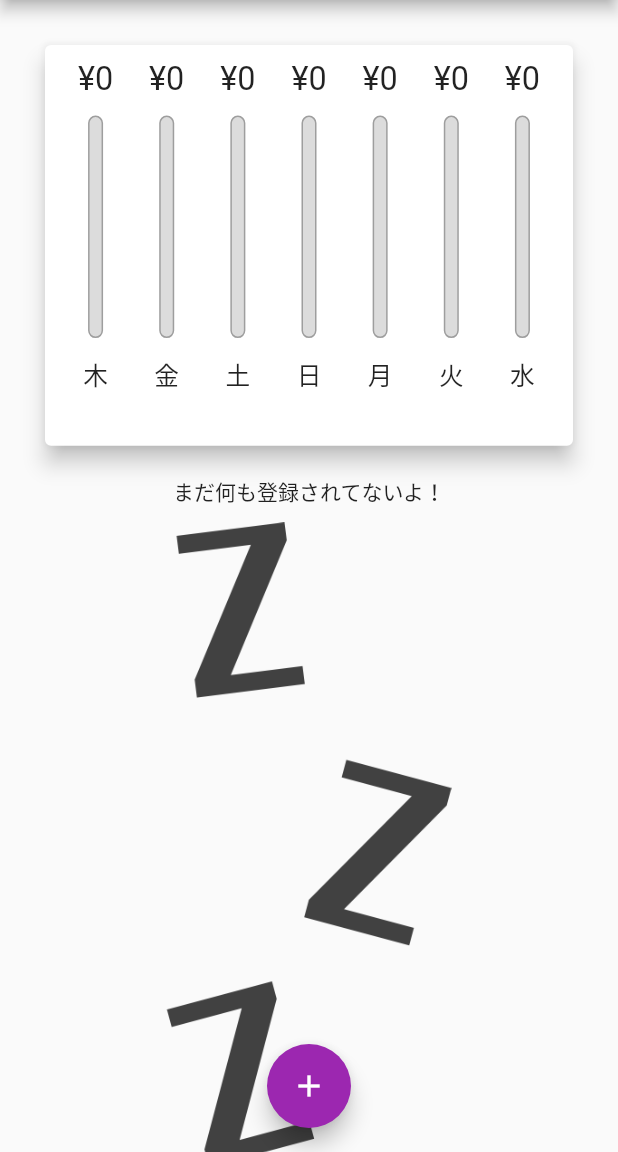
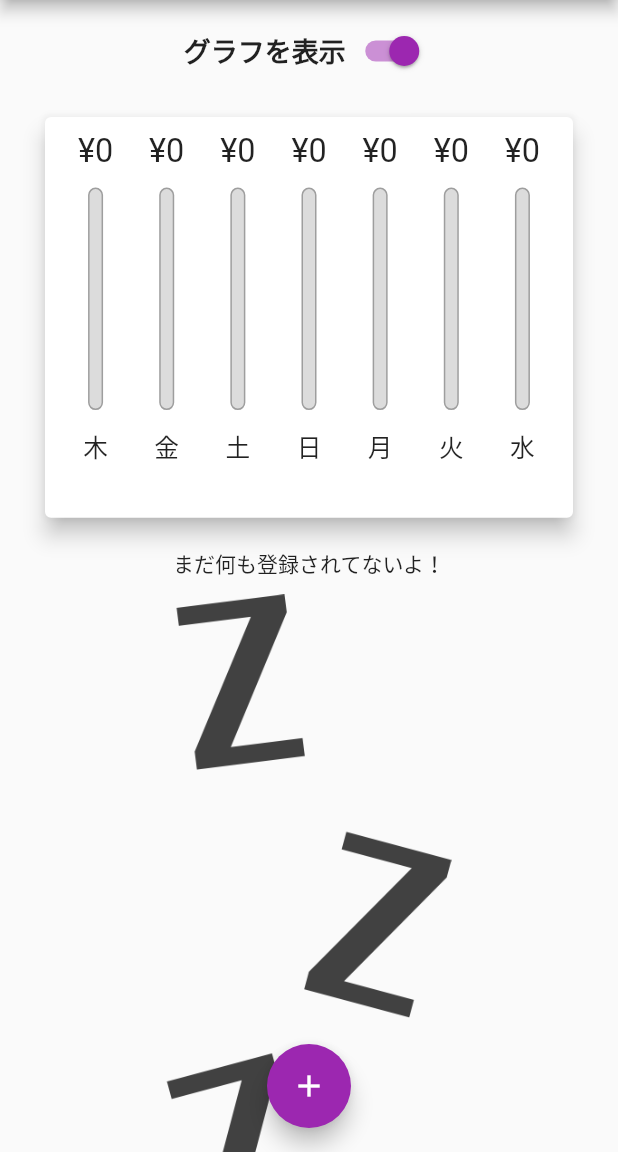
Before and after one commit to trm11tkr/expenses-recorder, a Flutter app: the screen it shows after launch, on a phone screen of 412 x 824 dp, the part 84-1236 px from its top. Run offline on Flutter 3.47's test engine with Material 2 defaults, Android fonts, the phone set to English and light mode, and no system bars.

Commit message:
Chartを表示を切り替える機能を追加’

```diff
--- a/lib/main.dart
+++ b/lib/main.dart
@@ -75,6 +75,8 @@ class _MyHomePageState extends State<MyHomePage> {
     }).toList();
   }
 
+  bool _showChart = true;
+
   void _addNewTransaction(String title, int amount, DateTime chosenDate) {
     final newTransaction = Transaction(
       title: title,
@@ -121,6 +123,23 @@ class _MyHomePageState extends State<MyHomePage> {
           padding: const EdgeInsets.all(10),
           child: Column(
             children: [
+              Row(
+                mainAxisAlignment: MainAxisAlignment.center,
+                children: [
+                  Text(
+                    'グラフを表示',
+                    style: Theme.of(context).textTheme.titleMedium,
+                  ),
+                  Switch(
+                      value: _showChart,
+                      onChanged: (val) {
+                        setState(() {
+                          _showChart = val;
+                        });
+                      }),
+                ],
+              ),
+              if (_showChart)
                 SizedBox(
                   height: (MediaQuery.of(context).size.height -
                           appBar.preferredSize.height -
```
Lines whose indentation alone changed are shown as unchanged.
